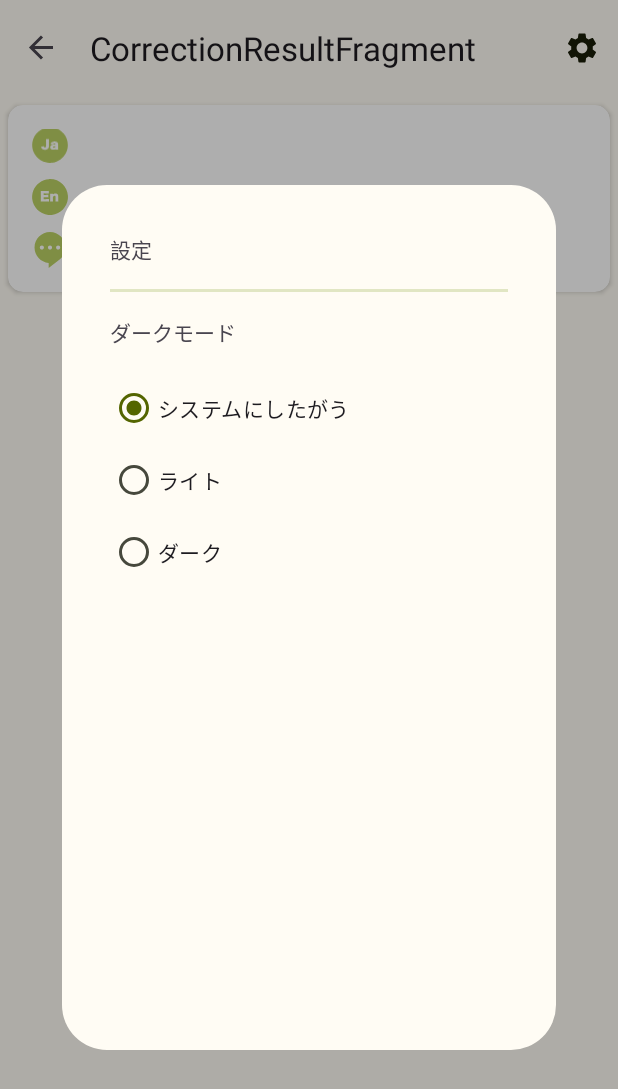
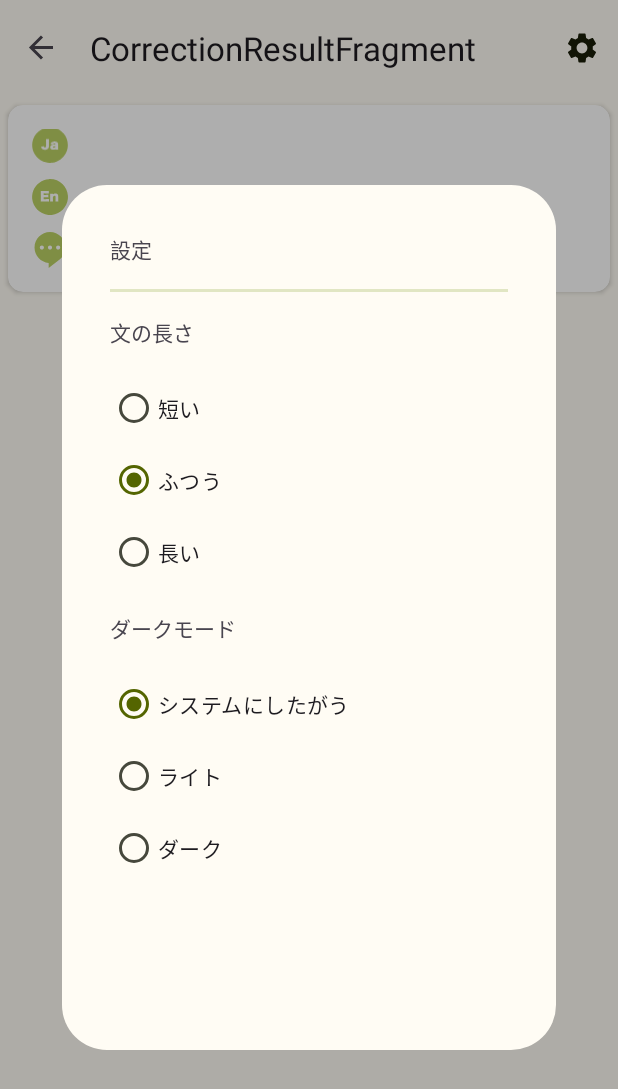
Before and after one commit to ko22yu/EnglishDiary, an Android app: the CorrectionResultFragment screen opened through its navigation route, after a tap on "設定", on a phone screen of 412 x 824 dp. Shown: the top 1089 px of the screen. Run offline under Robolectric (Android 15) with nearby library versions, the phone set to English and light mode, and no system bars; our stand-ins replace Dagger/Hilt's generated code, data binding, navigation-ui.

```diff
--- a/app/src/main/java/com/example/englishdiary/common/Constants.kt
+++ b/app/src/main/java/com/example/englishdiary/common/Constants.kt
@@ -3,7 +3,12 @@ package com.example.englishdiary.common
 object Constants {
     const val BASE_URL = "https://api.openai.com/v1/chat/"
 
-    const val PROMPT_TO_GET_EXAMPLE_DIARY = """
+    const val SHORT_LENGTH = 50
+    const val MEDIUM_LENGTH = 100
+    const val LONG_LENGTH = 150
+    var length: Int = MEDIUM_LENGTH
+
+    var PROMPT_TO_GET_EXAMPLE_DIARY = """
         You have high writing skills.
         The output must be a markdown code snippet in Japanese formatted with the following schema:
         \`\`\`json
@@ -13,7 +18,7 @@ object Constants {
         \`\`\`
 
         Notes.
-        * Diary content should be output around 100 characters.
+        * Diary content should be output around $length characters.
         * Do not include anything other than JSON in your answer.
         * Answers must be in Japanese.
 
--- a/app/src/main/java/com/example/englishdiary/ui/CompositionFragment.kt
+++ b/app/src/main/java/com/example/englishdiary/ui/CompositionFragment.kt
@@ -34,8 +34,6 @@ class CompositionFragment : Fragment() {
         super.onViewCreated(view, savedInstanceState)
 
         val navController = view.findNavController()
-
-        if (viewModel.diaryExample.value.content == "") viewModel.onCreate()
 
         viewModel.navigateToError.observe(viewLifecycleOwner) {
             navController.navigate(R.id.action_compositionFragment_to_errorFragment)
--- a/app/src/main/java/com/example/englishdiary/ui/CorrectionViewModel.kt
+++ b/app/src/main/java/com/example/englishdiary/ui/CorrectionViewModel.kt
@@ -68,11 +68,12 @@ class CorrectionViewModel @Inject constructor(
     init {
         watchProgressBarVisibility()
         watchPlaceHolderVisibility()
+        if (diaryExample.value.content == "") onCreate()
     }
 
-    fun onCreate() {
+    private fun onCreate() {
         getDiaryExample(
-            listOf(Message(role = "user", content = Constants.DEBUG_PROMPT_TO_GET_EXAMPLE_DIARY))
+            listOf(Message(role = "user", content = Constants.PROMPT_TO_GET_EXAMPLE_DIARY))
         )
     }
 
@@ -84,7 +85,7 @@ class CorrectionViewModel @Inject constructor(
             listOf(
                 Message(
                     role = "user",
-                    content = Constants.DEBUG_PROMPT_TO_GET_EXAMPLE_DIARY
+                    content = Constants.PROMPT_TO_GET_EXAMPLE_DIARY
                 )
             ),
             currentFragmentIsErrorFragment = currentFragmentIsErrorFragment,
--- a/app/src/main/java/com/example/englishdiary/ui/dialog/SettingDialogFragment.kt
+++ b/app/src/main/java/com/example/englishdiary/ui/dialog/SettingDialogFragment.kt
@@ -11,6 +11,7 @@ import androidx.fragment.app.DialogFragment
 import androidx.fragment.app.viewModels
 import androidx.lifecycle.lifecycleScope
 import com.example.englishdiary.R
+import com.example.englishdiary.common.Constants
 import com.example.englishdiary.databinding.FragmentSettingDialogBinding
 import dagger.hilt.android.AndroidEntryPoint
 import kotlinx.coroutines.launch
@@ -26,6 +27,34 @@ class SettingDialogFragment : DialogFragment() {
         dialog.window?.setBackgroundDrawable(ColorDrawable(Color.TRANSPARENT))
 
         binding = FragmentSettingDialogBinding.inflate(requireActivity().layoutInflater)
+
+        binding.dairyExampleTextLengthPreferenceRadioGroup.setOnCheckedChangeListener { _, checkedId ->
+            when (checkedId) {
+                R.id.short_length_radio_button -> {
+                    if (binding.shortLengthRadioButton.isChecked) {
+                        Constants.length = Constants.SHORT_LENGTH
+                    }
+                }
+
+                R.id.medium_length_radio_button -> {
+                    if (binding.mediumLengthRadioButton.isChecked) {
+                        Constants.length = Constants.MEDIUM_LENGTH
+                    }
+                }
+
+                R.id.long_length_radio_button -> {
+                    if (binding.longLengthRadioButton.isChecked) {
+                        Constants.length = Constants.LONG_LENGTH
+                    }
+                }
+            }
+        }
+
+        when (Constants.length) {
+            Constants.SHORT_LENGTH -> binding.shortLengthRadioButton.isChecked = true
+            Constants.MEDIUM_LENGTH -> binding.mediumLengthRadioButton.isChecked = true
+            Constants.LONG_LENGTH -> binding.longLengthRadioButton.isChecked = true
+        }
 
         binding.darkModePreferenceRadioGroup.setOnCheckedChangeListener { _, checkedId ->
             when (checkedId) {
--- a/app/src/main/res/layout/fragment_setting_dialog.xml
+++ b/app/src/main/res/layout/fragment_setting_dialog.xml
@@ -30,12 +30,46 @@
             app:layout_constraintTop_toBottomOf="@+id/setting_text" />
 
         <TextView
+            android:id="@+id/diary_example_text_length"
+            android:layout_width="match_parent"
+            android:layout_height="wrap_content"
+            android:text="@string/dairy_example_text_length"
+            android:layout_marginVertical="16dp"
+            app:layout_constraintTop_toBottomOf="@+id/border_setting" />
+
+        <RadioGroup
+            android:id="@+id/dairy_example_text_length_preference_radio_group"
+            android:layout_width="match_parent"
+            android:layout_height="wrap_content"
+            android:layout_marginVertical="16dp"
+            app:layout_constraintTop_toBottomOf="@+id/diary_example_text_length">
+
+            <RadioButton
+                android:id="@+id/short_length_radio_button"
+                android:layout_width="match_parent"
+                android:layout_height="wrap_content"
+                android:text="@string/short_length" />
+
+            <RadioButton
+                android:id="@+id/medium_length_radio_button"
+                android:layout_width="match_parent"
+                android:layout_height="wrap_content"
+                android:text="@string/medium_length" />
+
+            <RadioButton
+                android:id="@+id/long_length_radio_button"
+                android:layout_width="match_parent"
+                android:layout_height="wrap_content"
+                android:text="@string/long_length" />
+        </RadioGroup>
+
+        <TextView
             android:id="@+id/dark_mode_text"
             android:layout_width="match_parent"
             android:layout_height="wrap_content"
             android:text="@string/dark_mode"
             android:layout_marginVertical="16dp"
-            app:layout_constraintTop_toBottomOf="@+id/border_setting" />
+            app:layout_constraintTop_toBottomOf="@+id/dairy_example_text_length_preference_radio_group" />
 
         <RadioGroup
             android:id="@+id/dark_mode_preference_radio_group"
@@ -48,19 +82,19 @@
                 android:id="@+id/follow_system_radio_button"
                 android:layout_width="match_parent"
                 android:layout_height="wrap_content"
-                android:text="@string/follow_system"/>
+                android:text="@string/follow_system" />
 
             <RadioButton
                 android:id="@+id/light_mode_radio_button"
                 android:layout_width="match_parent"
                 android:layout_height="wrap_content"
-                android:text="@string/light"/>
+                android:text="@string/light" />
 
             <RadioButton
                 android:id="@+id/dark_mode_radio_button"
                 android:layout_width="match_parent"
                 android:layout_height="wrap_content"
-                android:text="@string/dark"/>
+                android:text="@string/dark" />
         </RadioGroup>
 
     </androidx.constraintlayout.widget.ConstraintLayout>
--- a/app/src/main/res/values/strings.xml
+++ b/app/src/main/res/values/strings.xml
@@ -9,4 +9,8 @@
     <string name="dark">ダーク</string>
     <string name="dark_mode">ダークモード</string>
     <string name="setting">設定</string>
+    <string name="dairy_example_text_length">文の長さ</string>
+    <string name="short_length">短い</string>
+    <string name="medium_length">ふつう</string>
+    <string name="long_length">長い</string>
 </resources>
```
